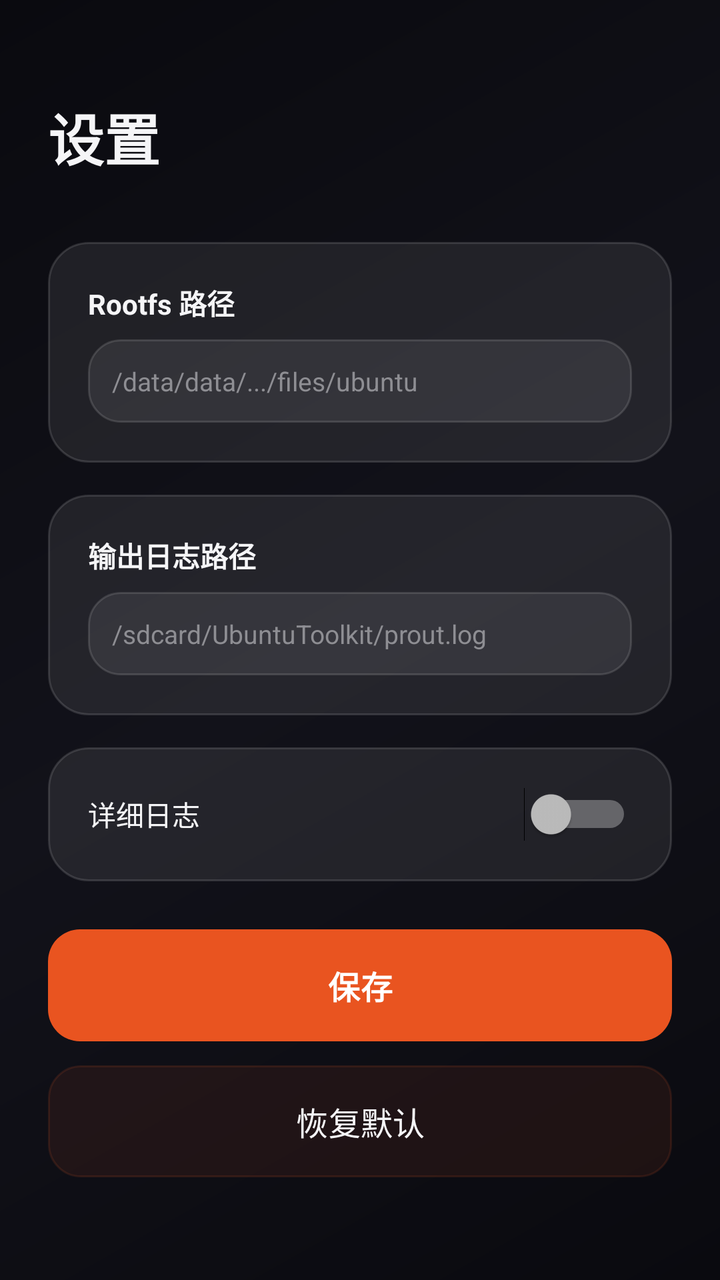
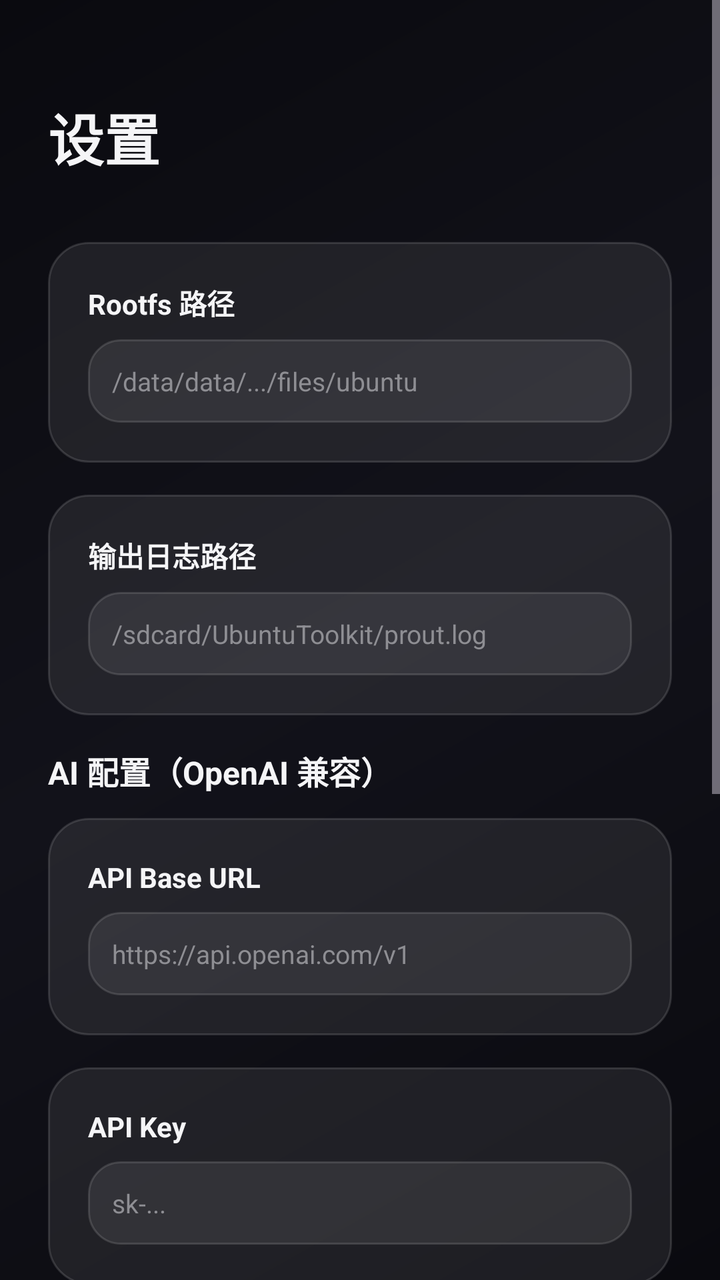

Before-and-after screenshots of an Android layout around one commit, followed by the original layout XML and the change that was made.
<!-- AndroidManifest.xml: application theme Theme.UbuntuToolkit -->
<!-- res/layout/activity_settings.xml -->
<?xml version="1.0" encoding="utf-8"?>
<ScrollView xmlns:android="http://schemas.android.com/apk/res/android"
    android:layout_width="match_parent" android:layout_height="match_parent"
    android:background="@drawable/bg_gradient"
    android:fillViewport="true">

    <LinearLayout
        android:layout_width="match_parent" android:layout_height="wrap_content"
        android:orientation="vertical" android:padding="24dp">

        <TextView
            android:layout_width="wrap_content" android:layout_height="wrap_content"
            android:text="@string/settings_title" android:textSize="28sp"
            android:textColor="@color/text_primary" android:textStyle="bold"
            android:layout_marginTop="24dp" android:layout_marginBottom="32dp"/>

        <LinearLayout
            android:layout_width="match_parent" android:layout_height="wrap_content"
            android:orientation="vertical" android:padding="20dp"
            android:background="@drawable/bg_card_glass"
            android:layout_marginBottom="16dp">

            <TextView
                android:layout_width="wrap_content" android:layout_height="wrap_content"
                android:text="@string/settings_rootfs" android:textSize="14sp"
                android:textColor="@color/text_primary" android:textStyle="bold"/>

            <EditText
                android:id="@+id/etRootfs"
                android:layout_width="match_parent" android:layout_height="wrap_content"
                android:textColor="@color/text_primary"
                android:textColorHint="@color/text_secondary"
                android:hint="/data/data/.../files/ubuntu"
                android:textSize="13sp"
                android:layout_marginTop="8dp"
                android:background="@drawable/bg_btn_secondary"
                android:padding="12dp"/>
        </LinearLayout>

        <LinearLayout
            android:layout_width="match_parent" android:layout_height="wrap_content"
            android:orientation="vertical" android:padding="20dp"
            android:background="@drawable/bg_card_glass"
            android:layout_marginBottom="16dp">

            <TextView
                android:layout_width="wrap_content" android:layout_height="wrap_content"
                android:text="@string/settings_log" android:textSize="14sp"
                android:textColor="@color/text_primary" android:textStyle="bold"/>

            <EditText
                android:id="@+id/etLog"
                android:layout_width="match_parent" android:layout_height="wrap_content"
                android:textColor="@color/text_primary"
                android:textColorHint="@color/text_secondary"
                android:hint="/sdcard/UbuntuToolkit/prout.log"
                android:textSize="13sp"
                android:layout_marginTop="8dp"
                android:background="@drawable/bg_btn_secondary"
                android:padding="12dp"/>
        </LinearLayout>

        <LinearLayout
            android:layout_width="match_parent" android:layout_height="wrap_content"
            android:orientation="horizontal" android:gravity="center_vertical"
            android:padding="20dp" android:background="@drawable/bg_card_glass"
            android:layout_marginBottom="24dp">

            <TextView
                android:layout_width="0dp" android:layout_height="wrap_content"
                android:layout_weight="1"
                android:text="@string/settings_verbose" android:textSize="14sp"
                android:textColor="@color/text_primary"/>

            <Switch
                android:id="@+id/swVerbose"
                android:layout_width="wrap_content" android:layout_height="wrap_content"/>
        </LinearLayout>

        <Button
            android:id="@+id/btnSave"
            android:layout_width="match_parent" android:layout_height="56dp"
            android:text="@string/settings_save" android:textColor="#FFFFFF"
            android:textSize="16sp" android:textStyle="bold"
            android:background="@drawable/bg_btn_primary"
            android:layout_marginBottom="12dp"/>

        <Button
            android:id="@+id/btnReset"
            android:layout_width="match_parent" android:layout_height="56dp"
            android:text="@string/settings_reset" android:textColor="@color/text_primary"
            android:textSize="16sp"
            android:background="@drawable/bg_btn_secondary"/>
    </LinearLayout>
</ScrollView>
<!-- resources referenced by this layout -->
<resources>
  <color name="text_primary">#F5F5F7</color>
  <color name="text_secondary">#8E8E93</color>
  <!-- drawable bg_btn_primary (drawable) -->
  <shape xmlns:android="http://schemas.android.com/apk/res/android">
      <solid android:color="@color/ubuntu_orange"/>
      <corners android:radius="16dp"/>
  </shape>
  <!-- drawable bg_btn_secondary (drawable) -->
  <?xml version="1.0" encoding="utf-8"?>
  <shape xmlns:android="http://schemas.android.com/apk/res/android">
      <solid android:color="@color/glass_solid"/>
      <stroke android:width="1dp" android:color="@color/glass_stroke"/>
      <corners android:radius="16dp"/>
  </shape>
  <!-- drawable bg_card_glass (drawable) -->
  <shape xmlns:android="http://schemas.android.com/apk/res/android">
      <solid android:color="@color/glass_solid"/>
      <stroke android:width="1dp" android:color="@color/glass_stroke"/>
      <corners android:radius="20dp"/>
  </shape>
  <!-- drawable bg_gradient (drawable) -->
  <shape xmlns:android="http://schemas.android.com/apk/res/android">
      <gradient android:startColor="@color/bg_start" android:centerColor="@color/bg_center" android:endColor="@color/bg_end" android:angle="135"/>
  </shape>
  <string name="settings_log">输出日志路径</string>
  <string name="settings_reset">恢复默认</string>
  <string name="settings_rootfs">Rootfs 路径</string>
  <string name="settings_save">保存</string>
  <string name="settings_title">设置</string>
  <string name="settings_verbose">详细日志</string>
  <style name="Theme.UbuntuToolkit" parent="Theme.Material3.Dark.NoActionBar">
          <item name="colorPrimary">@color/ubuntu_orange</item>
          <item name="android:windowBackground">@drawable/bg_gradient</item>
      </style>
  <color name="ubuntu_orange">#E95420</color>
  <color name="glass_solid">#14FFFFFF</color>
  <color name="glass_stroke">#22FFFFFF</color>
  <color name="bg_start">#0A0A0F</color>
  <color name="bg_center">#12121A</color>
  <color name="bg_end">#0A0A0F</color>
</resources>

<!-- the commit's change to res/layout/activity_settings.xml (unified diff, before → after) -->
@@ -60,6 +60,84 @@
                 android:padding="12dp"/>
         </LinearLayout>
 
+        <TextView
+            android:layout_width="wrap_content" android:layout_height="wrap_content"
+            android:text="AI 配置（OpenAI 兼容）" android:textSize="16sp"
+            android:textColor="@color/text_primary" android:textStyle="bold"
+            android:layout_marginBottom="12dp"/>
+
+        <LinearLayout
+            android:layout_width="match_parent" android:layout_height="wrap_content"
+            android:orientation="vertical" android:padding="20dp"
+            android:background="@drawable/bg_card_glass"
+            android:layout_marginBottom="16dp">
+
+            <TextView
+                android:layout_width="wrap_content" android:layout_height="wrap_content"
+                android:text="API Base URL" android:textSize="14sp"
+                android:textColor="@color/text_primary" android:textStyle="bold"/>
+
+            <EditText
+                android:id="@+id/etAiBaseUrl"
+                android:layout_width="match_parent" android:layout_height="wrap_content"
+                android:textColor="@color/text_primary"
+                android:textColorHint="@color/text_secondary"
+                android:hint="https://api.openai.com/v1"
+                android:textSize="13sp"
+                android:inputType="textUri"
+                android:layout_marginTop="8dp"
+                android:background="@drawable/bg_btn_secondary"
+                android:padding="12dp"/>
+        </LinearLayout>
+
+        <LinearLayout
+            android:layout_width="match_parent" android:layout_height="wrap_content"
+            android:orientation="vertical" android:padding="20dp"
+            android:background="@drawable/bg_card_glass"
+            android:layout_marginBottom="16dp">
+
+            <TextView
+                android:layout_width="wrap_content" android:layout_height="wrap_content"
+                android:text="API Key" android:textSize="14sp"
+                android:textColor="@color/text_primary" android:textStyle="bold"/>
+
+            <EditText
+                android:id="@+id/etAiApiKey"
+                android:layout_width="match_parent" android:layout_height="wrap_content"
+                android:textColor="@color/text_primary"
+                android:textColorHint="@color/text_secondary"
+                android:hint="sk-..."
+                android:textSize="13sp"
+                android:inputType="textPassword"
+                android:layout_marginTop="8dp"
+                android:background="@drawable/bg_btn_secondary"
+                android:padding="12dp"/>
+        </LinearLayout>
+
+        <LinearLayout
+            android:layout_width="match_parent" android:layout_height="wrap_content"
+            android:orientation="vertical" android:padding="20dp"
+            android:background="@drawable/bg_card_glass"
+            android:layout_marginBottom="24dp">
+
+            <TextView
+                android:layout_width="wrap_content" android:layout_height="wrap_content"
+                android:text="模型名称" android:textSize="14sp"
+                android:textColor="@color/text_primary" android:textStyle="bold"/>
+
+            <EditText
+                android:id="@+id/etAiModel"
+                android:layout_width="match_parent" android:layout_height="wrap_content"
+                android:textColor="@color/text_primary"
+                android:textColorHint="@color/text_secondary"
+                android:hint="gpt-4o-mini / deepseek-chat / doubao-pro-..."
+                android:textSize="13sp"
+                android:inputType="text"
+                android:layout_marginTop="8dp"
+                android:background="@drawable/bg_btn_secondary"
+                android:padding="12dp"/>
+        </LinearLayout>
+
         <LinearLayout
             android:layout_width="match_parent" android:layout_height="wrap_content"
             android:orientation="horizontal" android:gravity="center_vertical"
